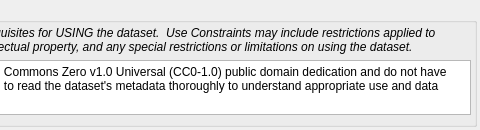
Before: the Qt Designer form pymdwizard/gui/ui_files/useconst.ui in DOI-USGS/fort-pymdwizard, drawn with Qt 5; both pictures show x 220 to 700 and y 0 to 130 of the 700 by 130 pixel window.
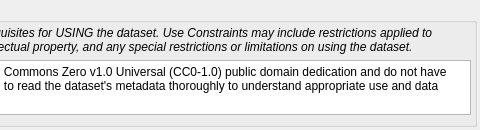
After: the same form once the commit is applied. Custom widgets are drawn as their Qt base class.

Diff of the .ui file:
```diff
--- a/pymdwizard/gui/ui_files/useconst.ui
+++ b/pymdwizard/gui/ui_files/useconst.ui
@@ -79,7 +79,7 @@
          <string notr="true">font: italic;</string>
         </property>
         <property name="text">
-         <string>Describe any restrictions or legal prerequisites for USING the dataset.  Use Constraints may include restrictions applied to assure the protection of privacy or intellectual property, and any special restrictions or limitations on using the dataset.</string>
+         <string>Describe any restrictions or legal prerequisites for USING the dataset. Use Constraints may include restrictions applied to assure the protection of privacy or intellectual property, and any special restrictions or limitations on using the dataset.</string>
         </property>
         <property name="wordWrap">
          <bool>true</bool>
```
